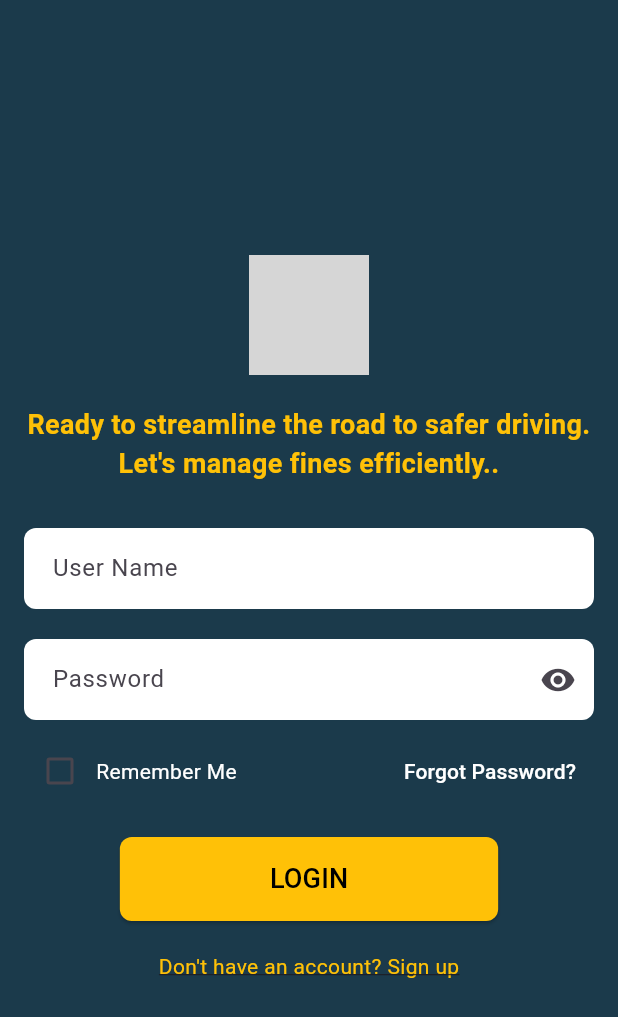
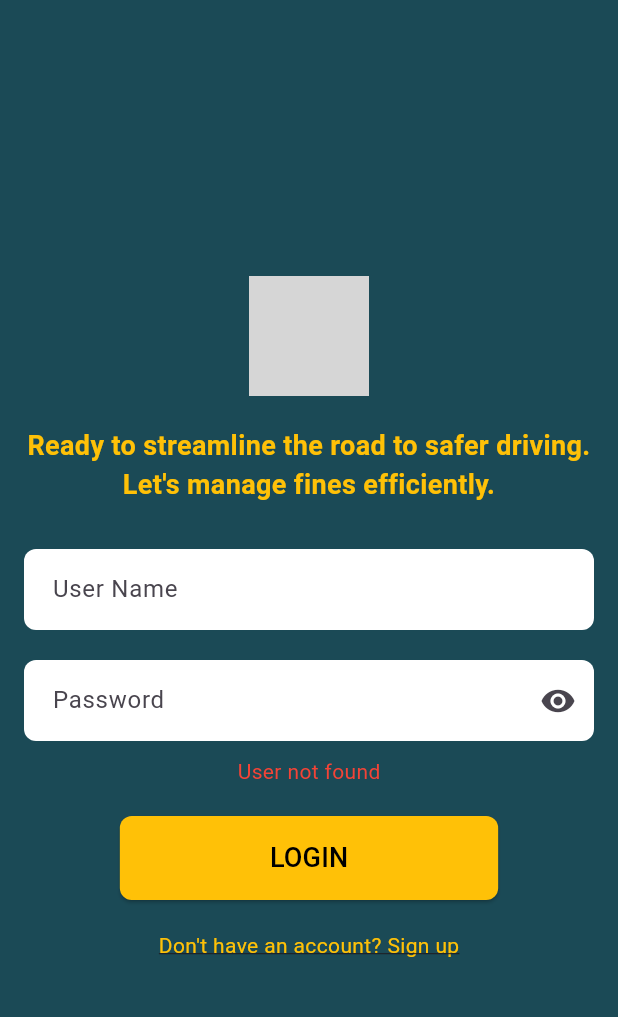
Before and after one commit to Dihara98/trafficapp, a Flutter app: the ThirdPage screen opened directly, after a tap on "LOGIN", on a phone screen of 412 x 824 dp. Shown: the top 1017 px of the screen. Run offline on Flutter 3.47's test engine with Material 3 defaults, Android fonts, the phone set to English and light mode, and no system bars; our stand-ins replace cloud_firestore, firebase_auth, firebase_core; accounts and stored records are empty; grey boxes are pictures that could not be loaded.

Commit message:
third and fourth code  10.17pm

```diff
--- a/lib/third_page.dart
+++ b/lib/third_page.dart
@@ -1,24 +1,83 @@
 import 'package:flutter/material.dart';
+import 'package:cloud_firestore/cloud_firestore.dart'; // Firebase Firestore package
+import 'package:firebase_auth/firebase_auth.dart';
+import 'package:sltrafficapp/fourth_page.dart';
 
-class ThirdPage extends StatelessWidget {
+class ThirdPage extends StatefulWidget {
+  @override
+  _ThirdPageState createState() => _ThirdPageState();
+}
+
+class _ThirdPageState extends State<ThirdPage> {
+  final TextEditingController _usernameController = TextEditingController();
+  final TextEditingController _passwordController = TextEditingController();
+
+  bool _loading = false;
+  String? _errorMessage;
+
+  Future<void> _login() async {
+    setState(() {
+      _loading = true;
+      _errorMessage = null; // Clear any previous error messages
+    });
+
+    String username = _usernameController.text;
+    String password = _passwordController.text;
+
+    try {
+      // Query Firestore to get user data
+      QuerySnapshot querySnapshot = await FirebaseFirestore.instance
+          .collection('TrafficPoliceOfficer')
+          .where('userName', isEqualTo: username)
+          .limit(1)
+          .get();
+
+      if (querySnapshot.docs.isEmpty) {
+        setState(() {
+          _errorMessage = 'User not found';
+          _loading = false;
+        });
+        return;
+      }
+
+      var userData = querySnapshot.docs[0].data() as Map<String, dynamic>;
+
+      // Check if the password matches
+      if (userData['password'] == password) {
+        // Password matches, navigate to another page
+        Navigator.pushReplacement(
+          context,
+          MaterialPageRoute(builder: (context) => FourthPage(userData: userData)),
+        );
+      } else {
+        setState(() {
+          _errorMessage = 'Incorrect password';
+          _loading = false;
+        });
+      }
+    } catch (e) {
+      setState(() {
+        _errorMessage = 'Error: $e';
+        _loading = false;
+      });
+    }
+  }
+
   @override
   Widget build(BuildContext context) {
     return Scaffold(
-      backgroundColor: Color(0xFF1B3A4B), // Background color
+      backgroundColor: Color(0xFF1b4a56),
       body: Center(
         child: Padding(
           padding: const EdgeInsets.all(16.0),
           child: Column(
             mainAxisAlignment: MainAxisAlignment.center,
             children: [
-              // Logo and Text
-              Image.asset(
-                'assets/logo.png', // logo path
-                height: 80,
-              ),
+              // Logo and introductory text
+              Image.asset('assets/logo.png', height: 80),
               SizedBox(height: 20),
               Text(
-                'Ready to streamline the road to safer driving.\nLet\'s manage fines efficiently..',
+                'Ready to streamline the road to safer driving.\nLet\'s manage fines efficiently.',
                 textAlign: TextAlign.center,
                 style: TextStyle(
                   color: Colors.amber,
@@ -27,8 +86,10 @@ class ThirdPage extends StatelessWidget {
                 ),
               ),
               SizedBox(height: 30),
-              // Username Field
+
+              // Username field
               TextField(
+                controller: _usernameController,
                 decoration: InputDecoration(
                   hintText: 'User Name',
                   filled: true,
@@ -41,8 +102,10 @@ class ThirdPage extends StatelessWidget {
                 ),
               ),
               SizedBox(height: 20),
-              // Password Field
+
+              // Password field
               TextField(
+                controller: _passwordController,
                 obscureText: true,
                 decoration: InputDecoration(
                   hintText: 'Password',
@@ -57,26 +120,19 @@ class ThirdPage extends StatelessWidget {
                 ),
               ),
               SizedBox(height: 10),
-              // Remember Me and Forgot Password Row
-              Row(
-                mainAxisAlignment: MainAxisAlignment.spaceBetween,
-                children: [
-                  Row(
-                    children: [
-                      Checkbox(value: false, onChanged: (value) {}),
-                      Text('Remember Me', style: TextStyle(color: Colors.white)),
-                    ],
-                  ),
-                  TextButton(
-                    onPressed: () {},
-                    child: Text('Forgot Password?', style: TextStyle(color: Colors.white)),
-                  ),
-                ],
-              ),
+
+              // Display error message if any
+              if (_errorMessage != null)
+                Text(
+                  _errorMessage!,
+                  style: TextStyle(color: Colors.red),
+                ),
+
               SizedBox(height: 20),
-              // Login Button
+
+              // Login button
               ElevatedButton(
-                onPressed: () {},
+                onPressed: _loading ? null : _login, // Disable button when loading
                 style: ElevatedButton.styleFrom(
                   backgroundColor: Colors.amber,
                   padding: EdgeInsets.symmetric(horizontal: 100, vertical: 15),
@@ -84,20 +140,27 @@ class ThirdPage extends StatelessWidget {
                     borderRadius: BorderRadius.circular(8),
                   ),
                 ),
-                child: Text(
+                child: _loading
+                    ? CircularProgressIndicator(color: Colors.black) // Show loading spinner
+                    : Text(
                   'LOGIN',
                   style: TextStyle(fontSize: 18, color: Colors.black),
                 ),
               ),
+
               SizedBox(height: 20),
-              // Sign Up Link
+
+              // Sign Up link
               GestureDetector(
                 onTap: () {
-                  // Handle Sign Up navigation
+                  // Handle sign-up navigation
                 },
                 child: Text(
                   'Don\'t have an account? Sign up',
-                  style: TextStyle(color: Colors.amber, decoration: TextDecoration.underline),
+                  style: TextStyle(
+                    color: Colors.amber,
+                    decoration: TextDecoration.underline,
+                  ),
                 ),
               ),
             ],
```
Also changed, not shown: lib/fourth_page.dart (added, +116 -0 lines).
